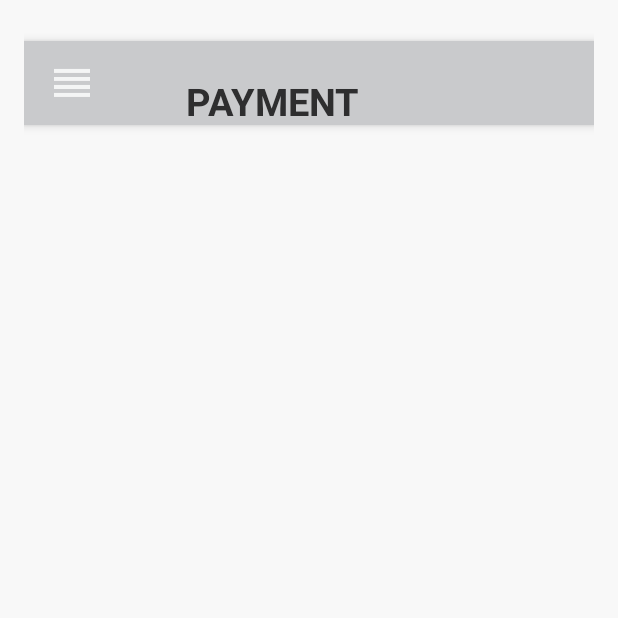
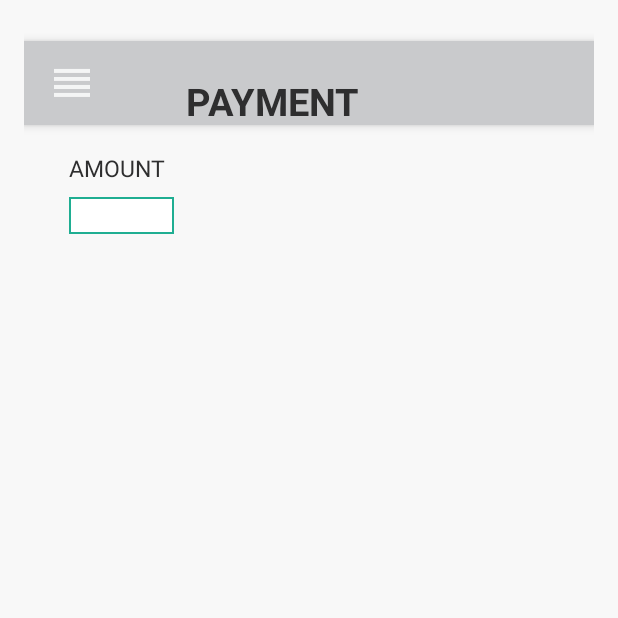
Before and after one commit to bkennel/SBCityConnect, an Android app: the PayItForward1Activity screen opened directly, with no data from a screen before it, on a phone screen of 412 x 824 dp, the top half of it. Run offline under Robolectric (Android 15) with nearby library versions, the phone set to English and light mode, and no system bars.

Commit message:
Fixed Slide.png  Issue Worked on Pay it forward

```diff
--- a/app/src/main/java/mobilend/sbcityconnect/PayItForward1Activity.java
+++ b/app/src/main/java/mobilend/sbcityconnect/PayItForward1Activity.java
@@ -7,6 +7,7 @@ import android.support.v7.widget.PopupMenu;
 import android.support.v7.widget.Toolbar;
 import android.view.MenuItem;
 import android.view.View;
+import android.widget.EditText;
 import android.widget.ImageButton;
 import android.widget.Toast;
 
@@ -33,7 +34,7 @@ public class PayItForward1Activity extends AppCompatActivity implements android.
                 popup.show();
             }
         });
-
+        //EditText editText = (EditText) findViewById(R.id.editText);
     }
 
 /*    @Override
--- /dev/null
+++ b/app/src/main/res/drawable/edit_text_border.xml
@@ -0,0 +1,9 @@
+<?xml version="1.0" encoding="utf-8"?>
+<shape xmlns:android="http://schemas.android.com/apk/res/android"
+    android:shape="rectangle" android:padding = "30dp">
+
+    <solid android:color="#FFFFFF"/>
+    <stroke
+        android:width="1dp"
+        android:color="@color/colorDarkGreen" />
+</shape>
--- a/app/src/main/res/layout/activity_payitforward1.xml
+++ b/app/src/main/res/layout/activity_payitforward1.xml
@@ -10,6 +10,27 @@
     android:paddingTop="@dimen/activity_vertical_margin"
     tools:context="mobilend.sbcityconnect.PayItForward1Activity"
     android:background="@color/colorWhiteGray">
+
+    <TextView
+        android:layout_width="match_parent"
+        android:layout_height="wrap_content"
+        android:text="AMOUNT"
+        android:layout_marginTop="85dp"
+        android:layout_gravity="center"
+        android:layout_marginLeft="30dp"
+        android:textSize="15dp"
+        android:textColor="@color/colorDarkGray"
+        />
+
+    <EditText
+        android:id="@+id/editText"
+        android:layout_width="70dp"
+        android:layout_height="wrap_content"
+        android:inputType="numberDecimal"
+        android:layout_marginTop="115dp"
+        android:layout_marginLeft="30dp"
+        android:background="@drawable/edit_text_border"
+        />
 
     <android.support.v7.widget.Toolbar
         android:id="@+id/toolbar"
```
Also changed, not shown: app/src/main/res/drawable/slide3.png (added), app/src/main/res/drawable/slide4.png (added).
